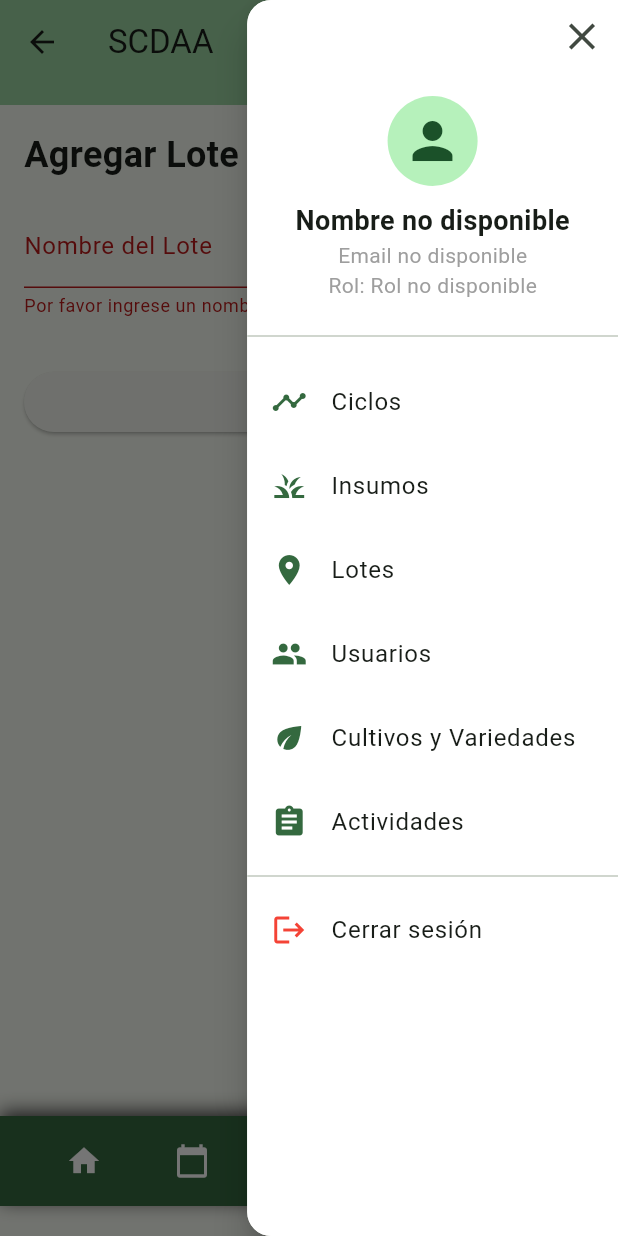
After one commit to ElisaImura/SCDAA, a Flutter app: the AddLoteScreen screen opened directly, after a tap on "Agregar Lote", after a tap on the "menu" icon, on a phone screen of 412 x 824 dp. The commit adds this screen. Run offline on Flutter 3.47's test engine with Material 3 defaults, Android fonts, the light colour scheme and no system bars; our stand-ins replace fl_chart, flutter_typeahead, go_router, shared_preferences, table_calendar, weather_icons; accounts and stored records are empty; network calls fail.

Commit message:
Vista, alta, baja y modificacion de Lotes

```diff
--- a/lib/main.dart
+++ b/lib/main.dart
@@ -4,6 +4,7 @@
 import 'package:mspaa/providers/calendar_provider.dart';
 import 'package:mspaa/providers/users_provider.dart';
 import 'package:mspaa/providers/weather_provider.dart';
+import 'package:mspaa/providers/lotes_provider.dart';
 import 'package:mspaa/routes/app_router.dart';
 import 'package:mspaa/services/api_service.dart';
 import 'package:provider/provider.dart';
@@ -28,6 +29,7 @@
         ChangeNotifierProvider(create: (_) => ActivityProvider()),
         ChangeNotifierProvider(create: (_) => WeatherProvider()),
         ChangeNotifierProvider(create: (_) => UsersProvider()),
+        ChangeNotifierProvider(create: (_) => LotesProvider()),
       ],
       child: MyApp(isLoggedIn: isLoggedIn), // Usar MyApp con el isLoggedIn como parámetro
     ),
--- /dev/null
+++ b/lib/providers/lotes_provider.dart
@@ -0,0 +1,65 @@
+// ignore_for_file: avoid_print
+
+import 'package:flutter/material.dart';
+import 'package:mspaa/services/api_service.dart'; // Importa el servicio de API
+
+class LotesProvider with ChangeNotifier {
+  List<dynamic> _lotes = [];
+  bool _isLoading = false;
+
+  List<dynamic> get lotes => _lotes;
+  bool get isLoading => _isLoading;
+
+  // Método para obtener todos los lotes
+  Future<void> fetchLotes() async {
+    _isLoading = true;
+    notifyListeners();
+
+    try {
+      _lotes = await ApiService().getLotes(); // Llama al método de la API para obtener los lotes
+    } catch (e) {
+      _lotes = [];
+      print("Error al obtener los lotes: $e");
+    } finally {
+      _isLoading = false;
+      notifyListeners();
+    }
+  }
+
+  // Método para agregar un nuevo lote
+  Future<bool> addLote(String nombre) async {
+    try {
+      final lotId = await ApiService().addLote(nombre); // Llama a la función del ApiService
+      if (lotId != null) {
+        return true;  // El lote fue agregado exitosamente
+      } else {
+        return false; // Si no se pudo agregar el lote
+      }
+    } catch (e) {
+      print("Error al agregar el lote: $e");
+      return false;  // En caso de error
+    }
+  }
+
+  // Método para editar un lote
+  Future<bool> editLote(int loteId, Map<String, dynamic> loteData) async {
+    try {
+      bool success = await ApiService().editLote(loteId, loteData); // Llama al método de la API para editar el lote
+      return success;
+    } catch (e) {
+      print("Error al editar el lote: $e");
+      return false;
+    }
+  }
+
+  // Método para eliminar un lote
+  Future<bool> deleteLote(int loteId) async {
+    try {
+      bool success = await ApiService().deleteLote(loteId); // Llama al método de la API para eliminar el lote
+      return success;
+    } catch (e) {
+      print("Error al eliminar el lote: $e");
+      return false;
+    }
+  }
+}
--- a/lib/providers/weather_provider.dart
+++ b/lib/providers/weather_provider.dart
@@ -1,3 +1,5 @@
+// ignore_for_file: avoid_print
+
 import 'package:flutter/foundation.dart';
 import 'package:mspaa/services/api_service.dart';
 
--- a/lib/routes/app_router.dart
+++ b/lib/routes/app_router.dart
@@ -8,6 +8,7 @@
 import 'package:mspaa/screens/main/home_screen.dart';
 import 'package:mspaa/screens/login_screen.dart';
 import 'package:mspaa/screens/main/reports_screen.dart';
+import 'package:mspaa/screens/views/lotes_view.dart';
 import 'package:mspaa/screens/views/users_view.dart';
 import 'package:mspaa/screens/welcome_screen.dart';
 import 'package:mspaa/widgets/main_layout.dart';
@@ -76,6 +77,10 @@
           path: '/actividades',
           pageBuilder: (context, state) => NoTransitionPage(child: MainLayout(child: ActivitiesView())),
         ),
+        GoRoute(
+          path: '/lotes',
+          pageBuilder: (context, state) => NoTransitionPage(child: MainLayout(child: LotesView())),
+        ),
       ],
     );
   }
--- a/lib/screens/forms/add_activity_screen.dart
+++ b/lib/screens/forms/add_activity_screen.dart
@@ -1,4 +1,4 @@
-// ignore_for_file: library_private_types_in_public_api, use_build_context_synchronously
+// ignore_for_file: library_private_types_in_public_api, use_build_context_synchronously, avoid_print
 
 import 'package:flutter/foundation.dart';
 import 'package:flutter/material.dart';
--- /dev/null
+++ b/lib/screens/forms/add_lote_screen.dart
@@ -0,0 +1,104 @@
+// ignore_for_file: use_build_context_synchronously, library_private_types_in_public_api
+
+import 'package:flutter/material.dart';
+import 'package:provider/provider.dart';
+import 'package:mspaa/providers/lotes_provider.dart';
+import 'package:mspaa/widgets/footer.dart';
+import 'package:mspaa/widgets/header.dart';
+
+class AddLoteScreen extends StatefulWidget {
+  const AddLoteScreen({super.key});
+
+  @override
+  _AddLoteScreenState createState() => _AddLoteScreenState();
+}
+
+class _AddLoteScreenState extends State<AddLoteScreen> {
+  final _formKey = GlobalKey<FormState>();
+  late String _name;
+
+  @override
+  void initState() {
+    super.initState();
+    _name = ''; // Inicializamos el nombre vacío
+  }
+
+  // Función para guardar el formulario y agregar el lote
+  void _saveForm() {
+    if (_formKey.currentState!.validate()) {
+      _formKey.currentState!.save();
+
+      // Llamamos a LotesProvider para agregar el nuevo lote en el backend
+      Provider.of<LotesProvider>(context, listen: false)
+          .addLote(_name) // Pasamos el nombre del lote
+          .then((isAdded) {
+        if (isAdded) {
+          // Si la adición fue exitosa
+          ScaffoldMessenger.of(context).showSnackBar(
+            const SnackBar(content: Text('Lote agregado con éxito')),
+          );
+          // Volver a la pantalla anterior después de guardar
+          Navigator.of(context).pop(true);
+        } else {
+          // Si hubo un error al agregar
+          ScaffoldMessenger.of(context).showSnackBar(
+            const SnackBar(content: Text('Error al agregar el lote')),
+          );
+        }
+      });
+    }
+  }
+
+  @override
+  Widget build(BuildContext context) {
+    return Scaffold(
+      appBar: PreferredSize(
+        preferredSize: const Size.fromHeight(70.0), // Altura personalizada del header
+        child: Header(),
+      ),
+      body: Padding(
+        padding: const EdgeInsets.all(16.0),
+        child: Column(
+          crossAxisAlignment: CrossAxisAlignment.stretch,
+          children: [
+            const Text(
+              'Agregar Lote',
+              style: TextStyle(fontSize: 24, fontWeight: FontWeight.bold),
+            ),
+            const SizedBox(height: 16),
+            // Formulario
+            Expanded(
+              child: Form(
+                key: _formKey,
+                child: ListView(
+                  children: [
+                    // Campo para el nombre del lote
+                    TextFormField(
+                      decoration: const InputDecoration(labelText: 'Nombre del Lote'),
+                      validator: (value) {
+                        if (value == null || value.isEmpty) {
+                          return 'Por favor ingrese un nombre para el lote';
+                        }
+                        return null;
+                      },
+                      onSaved: (value) {
+                        _name = value!;
+                      },
+                    ),
+                    const SizedBox(height: 32),
+                    // Botón para guardar
+                    ElevatedButton(
+                      onPressed: _saveForm,
+                      child: const Text('Agregar Lote'),
+                    ),
+                  ],
+                ),
+              ),
+            ),
+          ],
+        ),
+      ),
+      bottomNavigationBar: const Footer(),
+    );
+  }
+}
--- a/lib/screens/main/home_screen.dart
+++ b/lib/screens/main/home_screen.dart
@@ -68,7 +68,9 @@
     List<Widget> actividadesRecientes = activityProvider.actividadesRecientes
         .map((actividad) {
           String tipoActividad = actividad['tipo_actividad']['tpAct_nombre'] ?? "Sin nombre";
-          String loteNombre = actividad['ciclo']['lote']['lot_nombre'] ?? "Lote desconocido";
+          String loteNombre = actividad['ciclo']['lote'] != null
+              ? actividad['ciclo']['lote']['lot_nombre']
+              : "Desconocido";
           String fecha = actividad['act_fecha'] ?? "Fecha desconocida";
           String usuarioAsignado = actividad['ciclo']['act_ciclos']?.firstWhere(
             (actCiclo) => actCiclo['uss_nombre'] != null,
--- a/lib/screens/views/act_detail_screen.dart
+++ b/lib/screens/views/act_detail_screen.dart
@@ -1,4 +1,4 @@
-// ignore_for_file: avoid_print
+// ignore_for_file: avoid_print, use_build_context_synchronously
 
 import 'package:flutter/material.dart';
 import 'package:mspaa/providers/activity_provider.dart';
@@ -75,8 +75,8 @@
         ? "Ciclo: ${actividadActual['ciclo']['datos_ciclo']?['ci_nombre'] ?? 'Sin nombre'}"
         : "Sin ciclo";
     String lote = (actividadActual['ciclo'] != null && actividadActual['ciclo']['lote'] != null)
-        ? actividadActual['ciclo']['lote']['lot_nombre'] ?? "Sin lote"
-        : "Sin lote";
+        ? actividadActual['ciclo']['lote']['lot_nombre'] ?? "Desconocido"
+        : "Desconocido";
 
     List<dynamic> insumos = actividadActual['ciclo']?['insumos'] ?? [];
     int tipoActividadId = actividadActual['tpAct_id'] ?? 0;
--- a/lib/screens/views/activities_view.dart
+++ b/lib/screens/views/activities_view.dart
@@ -1,3 +1,5 @@
+// ignore_for_file: use_key_in_widget_constructors, library_private_types_in_public_api
+
 import 'package:flutter/material.dart';
 import 'package:provider/provider.dart';
 import 'package:mspaa/providers/activity_provider.dart';
--- a/lib/screens/views/users_view.dart
+++ b/lib/screens/views/users_view.dart
@@ -103,6 +103,7 @@
                           ),
                           elevation: 5,
                           color: Colors.white,
+                          // ignore: deprecated_member_use
                           shadowColor: Colors.black.withOpacity(0.1),
                           child: ListTile(
                             contentPadding: const EdgeInsets.symmetric(vertical: 10, horizontal: 16),
--- a/lib/services/api_service.dart
+++ b/lib/services/api_service.dart
@@ -302,31 +302,6 @@
     final prefs = await SharedPreferences.getInstance();
     int? userId = prefs.getInt("uss_id");
     return userId;
-  }
-
-  /// 🔹 Agregar un nuevo lote a la API
-  Future<int?> addLote(String nombre) async {
-    final String? token = await _getToken();
-
-    // Crea el objeto JSON
-    final bodyData = jsonEncode({
-      "lot_nombre": nombre,
-    });
-
-    final response = await http.post(
-      Uri.parse("$baseUrl/lotes"),
-      headers: {
-        "Content-Type": "application/json",
-        "Authorization": "Bearer $token",
-      },
-      body: bodyData,
-    );
-
-    if (response.statusCode == 201) {
-      final data = jsonDecode(response.body);
-      return data["lot_id"]; // Retorna el ID del nuevo lote
-    }
-    return null;
   }
 
   /// 🔹 Verificar si el lote tiene un ciclo activo (sin `ci_fechafin`)
@@ -780,4 +755,68 @@
       return false;  // Error al eliminar la actividad
     }
   }
+
+  /// 🔹 Agregar un nuevo lote a la API
+  Future<int?> addLote(String nombre) async {
+    final String? token = await _getToken();
+
+    // Crea el objeto JSON
+    final bodyData = jsonEncode({
+      "lot_nombre": nombre,
+    });
+
+    final response = await http.post(
+      Uri.parse("$baseUrl/lotes"),
+      headers: {
+        "Content-Type": "application/json",
+        "Authorization": "Bearer $token",
+      },
+      body: bodyData,
+    );
+
+    if (response.statusCode == 201) {
+      final data = jsonDecode(response.body);
+      return data["lot_id"]; // Retorna el ID del nuevo lote
+    }
+    return null;
+  }
+
+  // Método para obtener todos los lotes
+  Future<List<dynamic>> getLotes() async {
+    final response = await http.get(Uri.parse('$baseUrl/lotes'));
+
+    if (response.statusCode == 200) {
+      // Si la respuesta es exitosa, decodificamos los datos
+      final List<dynamic> lotes = json.decode(response.body);
+      return lotes;
+    } else {
+      throw Exception('Error al obtener los lotes');
+    }
+  }
+
+  // Método para editar un lote
+  Future<bool> editLote(int loteId, Map<String, dynamic> loteData) async {
+    final response = await http.put(
+      Uri.parse('$baseUrl/lotes/$loteId'),
+      headers: {'Content-Type': 'application/json'},
+      body: json.encode(loteData),
+    );
+
+    if (response.statusCode == 200) {
+      return true;
+    } else {
+      throw Exception('Error al editar el lote');
+    }
+  }
+
+  // Método para eliminar un lote
+  Future<bool> deleteLote(int loteId) async {
+    final response = await http.delete(Uri.parse('$baseUrl/lotes/$loteId'));
+
+    if (response.statusCode == 200) {
+      return true;
+    } else {
+      throw Exception('Error al eliminar el lote');
+    }
+  }
 }
```
Also changed, not shown: lib/screens/forms/edit_lote_screen.dart (added, +108 -0 lines), lib/screens/views/lotes_view.dart (+168 -0 lines).
